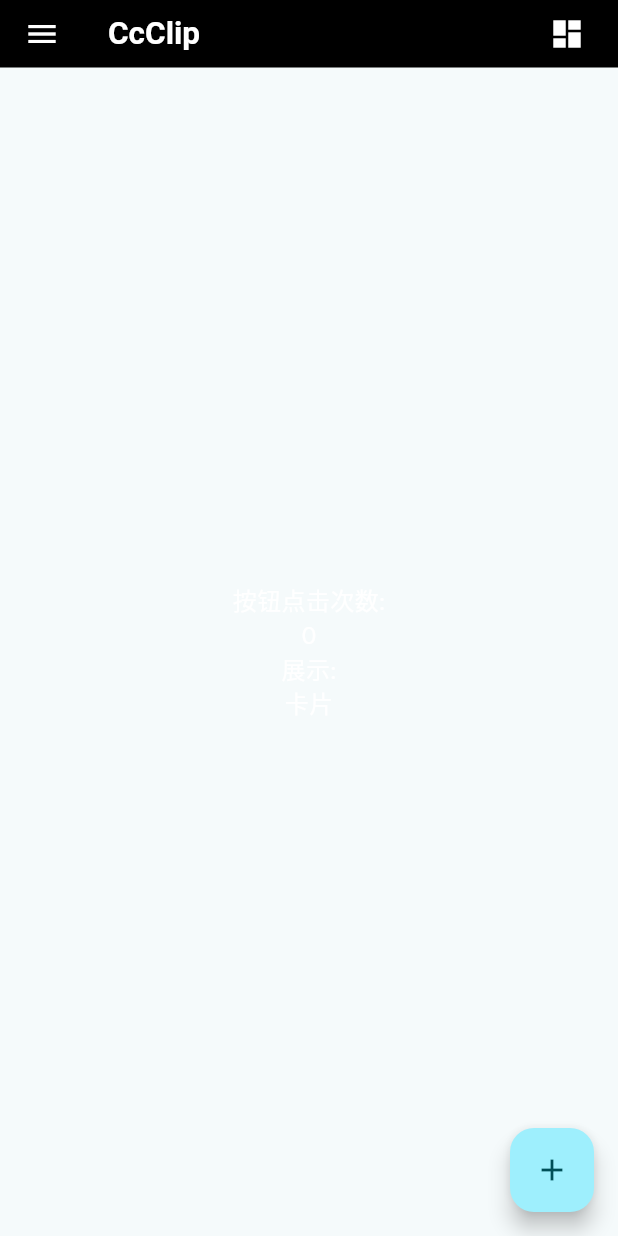
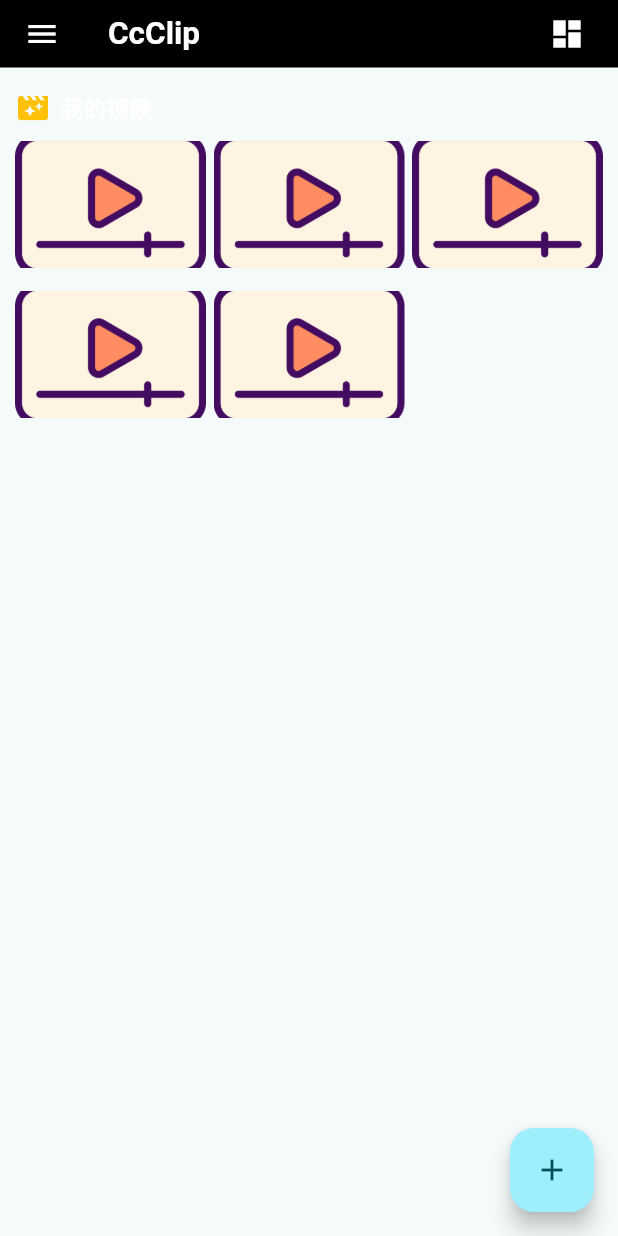
Before and after one commit to Cc-Edit/CcClipApp, a Flutter app: the screen it shows after launch, on a phone screen of 412 x 824 dp. Run offline on Flutter 3.47's test engine with Material 3 defaults, Android fonts, the phone set to English and light mode, and no system bars; our stand-ins replace google_fonts.

Commit message:
列表init

```diff
--- /dev/null
+++ b/lib/component/VideoList.dart
@@ -0,0 +1,94 @@
+import 'package:flutter/material.dart';
+import '../model/VideoListData.dart';
+import 'VideoListItem.dart';
+
+class VideoList extends StatefulWidget {
+  const VideoList({super.key});
+
+  @override
+  State<VideoList> createState() => _VideoListState();
+}
+// TickerProviderStateMixin 用来实现动画
+class _VideoListState extends State<VideoList> with TickerProviderStateMixin {
+  List<VideoListData> videoListData = VideoListData.videoList;
+  AnimationController? animationController; // 动画管理
+  final bool _showGrid = true;
+
+  @override
+  void initState() {
+    animationController = AnimationController(
+        duration: const Duration(milliseconds: 2000),
+        vsync: this
+    );
+    super.initState();
+  }
+
+  @override
+  void dispose() {
+    animationController?.dispose();
+    super.dispose();
+  }
+
+
+  @override
+  Widget build(BuildContext context) {
+    return Column(
+        children: <Widget>[
+           Container(
+            padding: const EdgeInsets.fromLTRB(10, 15, 10, 10),
+            child: const Row(
+              children: [
+                Icon(Icons.movie_filter, color: Colors.amber,),
+                Text("  我的视频",
+                    style: TextStyle(
+                      fontSize: 15,
+                      fontWeight: FontWeight.w600
+                    )
+                )
+              ],
+            ),
+          ),
+          Expanded(
+            child: GridView(
+              padding: const EdgeInsets.fromLTRB(10, 0, 10, 10),
+              physics: const BouncingScrollPhysics(), // 滚动效果
+              scrollDirection: Axis.vertical, // 方向
+              gridDelegate:
+              SliverGridDelegateWithFixedCrossAxisCount(
+                crossAxisCount: _showGrid ? 3 : 1,
+                mainAxisSpacing: 15.0,
+                crossAxisSpacing: 5.0,
+                childAspectRatio: 1.5,
+              ),
+              children: [
+                ...List<Widget>.generate(
+                  videoListData.length,
+                      (int index) {
+                    final int count = videoListData.length;
+                    final Animation<double> animation =
+                    Tween<double>(begin: 0.0, end: 1.0).animate(
+                      CurvedAnimation(
+                        parent: animationController!,
+                        curve: Interval(
+                            (1 / count) * index,
+                            1.0,
+                            curve: Curves.fastOutSlowIn
+                        ),
+                      ),
+                    );
+                    animationController?.forward();
+                    return VideoListItem(
+                      animation: animation,
+                      animationController: animationController,
+                      listData: videoListData[index],
+                      callBack: () {},
+                    );
+                  },
+                )
+              ],
+            ),
+          ),
+        ]
+    );
+  }
+}
--- /dev/null
+++ b/lib/component/VideoListItem.dart
@@ -0,0 +1,59 @@
+import 'package:flutter/material.dart';
+import '../model/VideoListData.dart';
+
+class VideoListItem extends StatelessWidget {
+  const VideoListItem({
+    super.key,
+    this.listData,
+    this.callBack,
+    this.animationController,
+    this.animation
+  });
+
+  final VideoListData? listData;
+  final VoidCallback? callBack;
+  final AnimationController? animationController;
+  final Animation<double>? animation;
+
+  @override
+  Widget build(BuildContext context) {
+    return AnimatedBuilder(
+      animation: animationController!,
+      builder: (BuildContext context, Widget? child) {
+        return FadeTransition(
+          opacity: animation!,
+          child: Transform(
+            transform: Matrix4.translationValues(
+                0.0, 50 * (1.0 - animation!.value), 0.0),
+            child: AspectRatio(
+              aspectRatio: 16 / 9,
+              child: ClipRRect(
+                borderRadius: const BorderRadius.all(Radius.circular(4.0)),
+                child: Stack(
+                  alignment: AlignmentDirectional.center,
+                  children: <Widget>[
+                    Positioned.fill(
+                      child: Image.asset(
+                        listData!.cover,
+                        fit: BoxFit.cover,
+                      ),
+                    ),
+                    Material(
+                      color: Colors.transparent,
+                      child: InkWell(
+                        splashColor: Colors.grey.withOpacity(0.2),
+                        borderRadius:
+                        const BorderRadius.all(Radius.circular(4.0)),
+                        onTap: callBack,
+                      ),
+                    ),
+                  ],
+                ),
+              ),
+            ),
+          ),
+        );
+      },
+    );
+  }
+}
--- /dev/null
+++ b/lib/model/VideoListData.dart
@@ -0,0 +1,53 @@
+class VideoListData {
+  VideoListData({
+    this.id = '',
+    this.cover = '',
+    this.title = '',
+    this.size = 0,
+    this.time = 0,
+  });
+
+  String cover;
+  String title;
+  String id;
+  int size;
+  int time;
+
+  static List<VideoListData> videoList = [
+    VideoListData(
+      cover: 'assets/image/simplistic-play-sign.png',
+      id: '1',
+      title: '草稿0001',
+      size: 13000,
+      time: 54000,
+    ),
+    VideoListData(
+      cover: 'assets/image/simplistic-play-sign.png',
+      id: '1',
+      title: '草稿0001',
+      size: 14000,
+      time: 24000,
+    ),
+    VideoListData(
+      cover: 'assets/image/simplistic-play-sign.png',
+      id: '1',
+      title: '草稿0001',
+      size: 12000,
+      time: 14000,
+    ),
+    VideoListData(
+      cover: 'assets/image/simplistic-play-sign.png',
+      id: '1',
+      title: '草稿0001',
+      size: 19000,
+      time: 34000,
+    ),
+    VideoListData(
+      cover: 'assets/image/simplistic-play-sign.png',
+      id: '1',
+      title: '草稿0001',
+      size: 1000,
+      time: 39000,
+    ),
+  ];
+}
--- a/lib/pages/HomePage.dart
+++ b/lib/pages/HomePage.dart
@@ -1,4 +1,5 @@
 import 'package:flutter/material.dart';
+import '../component/VideoList.dart';
 
 // 定义一个 MyHomePage 部件，它是一个有状态的部件(StatefulWidget)
 class MyHomePage extends StatefulWidget {
@@ -9,20 +10,18 @@ class MyHomePage extends StatefulWidget {
 }
 // 小部件状态
 class _MyHomePageState extends State<MyHomePage> {
-  var _showList = false;
-  int _counter = 0;
-
-  void _addCounter() {
-    // 类似react 的setState，传递更新函数
-    // 每次setState都会重新执行 build
-    setState(() {
-      _counter++;
-    });
-  }
+  var _showList = false; // 展示列表/ka
+  var _showMenu = false; // 左侧菜单显示
 
   void _switchShowList() {
     setState(() {
       _showList = !_showList;
+    });
+  }
+
+  void _switchShowMenu() {
+    setState(() {
+      _showMenu = !_showMenu;
     });
   }
 
@@ -64,27 +63,9 @@ class _MyHomePageState extends State<MyHomePage> {
             color: Colors.white
         ),
       ),
-      body: Center(
-        child: Column(
-          mainAxisAlignment: MainAxisAlignment.center,
-          children: <Widget>[
-            const Text(
-              '按钮点击次数:',
-            ),
-            Text(
-              '$_counter',
-            ),
-            const Text(
-              '展示:',
-            ),
-            Text(
-              _showList ? '列表' : '卡片',
-            ),
-          ],
-        ),
-      ),
+      body: const VideoList(),
       floatingActionButton: FloatingActionButton(
-        onPressed: _addCounter, // 点击处理函数
+        onPressed: _switchShowList, // 点击处理函数
         tooltip: '自增',
         child: const Icon(Icons.add),
       ), // 浮动按钮
--- a/pubspec.yaml
+++ b/pubspec.yaml
@@ -60,9 +60,8 @@ flutter:
   uses-material-design: true
 
   # To add assets to your application, add an assets section, like this:
-  # assets:
-  #   - images/a_dot_burr.jpeg
-  #   - images/a_dot_ham.jpeg
+  assets:
+    - assets/image/simplistic-play-sign.png
 
   # An image asset can refer to one or more resolution-specific "variants", see
   # https://flutter.dev/assets-and-images/#resolution-aware
```
Also changed, not shown: assets/image/simplistic-play-sign.png (added).
